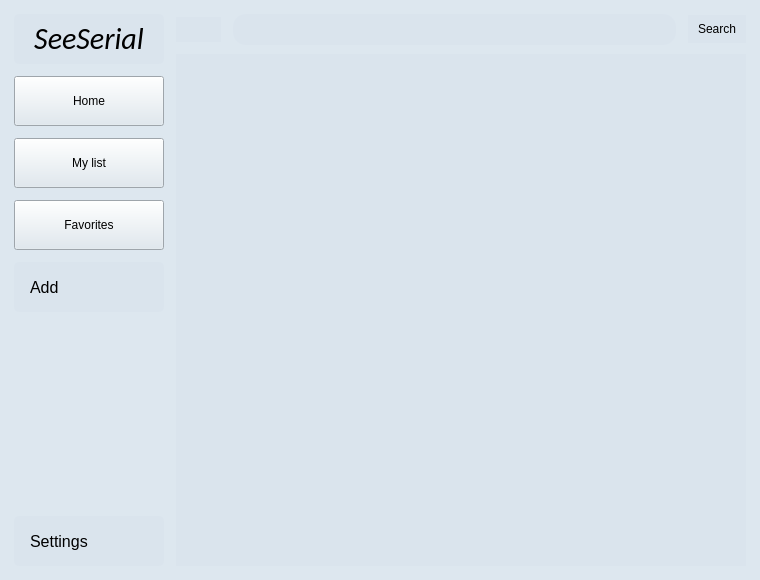
Before: the Qt Designer form ui/LaunchUi.ui in R0w0m/SeeSerial, drawn with Qt 5.
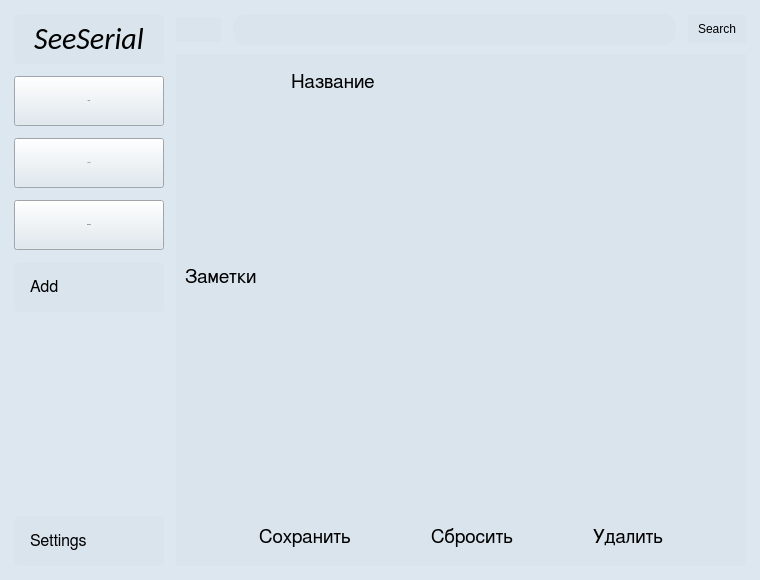
After: the same form once the commit is applied. Icons and pictures are not drawn.

Commit message: added settings to serials

```diff
--- a/ui/LaunchUi.ui
+++ b/ui/LaunchUi.ui
@@ -85,6 +85,12 @@
             <height>50</height>
            </size>
           </property>
+          <property name="font">
+           <font>
+            <family>FreeSans</family>
+            <pointsize>-1</pointsize>
+           </font>
+          </property>
           <property name="styleSheet">
            <string notr="true">QPushButton {
   background-color: rgb(218, 228, 237);
@@ -128,6 +134,14 @@
             <height>50</height>
            </size>
           </property>
+          <property name="font">
+           <font>
+            <family>FreeSans</family>
+            <pointsize>-1</pointsize>
+            <weight>50</weight>
+            <bold>false</bold>
+           </font>
+          </property>
           <property name="styleSheet">
            <string notr="true">QPushButton {
   background-color: rgb(218, 228, 237);
@@ -171,6 +185,12 @@
             <height>50</height>
            </size>
           </property>
+          <property name="font">
+           <font>
+            <family>FreeSans</family>
+            <pointsize>-1</pointsize>
+           </font>
+          </property>
           <property name="styleSheet">
            <string notr="true">QPushButton {
   background-color: rgb(218, 228, 237);
@@ -217,6 +237,12 @@
             <height>50</height>
            </size>
           </property>
+          <property name="font">
+           <font>
+            <family>FreeSans</family>
+            <pointsize>-1</pointsize>
+           </font>
+          </property>
           <property name="styleSheet">
            <string notr="true">QPushButton {
   background-color: rgb(218, 228, 237);
@@ -272,6 +298,12 @@
             <height>50</height>
            </size>
           </property>
+          <property name="font">
+           <font>
+            <family>FreeSans</family>
+            <pointsize>-1</pointsize>
+           </font>
+          </property>
           <property name="cursor">
            <cursorShape>ArrowCursor</cursorShape>
           </property>
@@ -434,7 +466,7 @@
 border-color: rgb(222, 221, 218);</string>
           </property>
           <property name="currentIndex">
-           <number>0</number>
+           <number>4</number>
           </property>
           <widget class="QWidget" name="main_page">
            <layout class="QGridLayout" name="gridLayout">
@@ -464,8 +496,8 @@
                 <rect>
                  <x>0</x>
                  <y>0</y>
-                 <width>566</width>
-                 <height>482</height>
+                 <width>100</width>
+                 <height>30</height>
                 </rect>
                </property>
               </widget>
@@ -586,6 +618,416 @@
             </item>
            </layout>
           </widget>
+          <widget class="QWidget" name="serSettingsPage">
+           <layout class="QVBoxLayout" name="verticalLayout_10">
+            <item>
+             <layout class="QHBoxLayout" name="horizontalLayout_10">
+              <property name="spacing">
+               <number>9</number>
+              </property>
+              <property name="leftMargin">
+               <number>9</number>
+              </property>
+              <property name="topMargin">
+               <number>9</number>
+              </property>
+              <property name="rightMargin">
+               <number>9</number>
+              </property>
+              <property name="bottomMargin">
+               <number>9</number>
+              </property>
+              <item>
+               <widget class="QWidget" name="prevSetWidget" native="true">
+                <property name="styleSheet">
+                 <string notr="true">
+border-radius: 10px;</string>
+                </property>
+                <layout class="QGridLayout" name="gridLayout_6">
+                 <property name="leftMargin">
+                  <number>0</number>
+                 </property>
+                 <property name="topMargin">
+                  <number>0</number>
+                 </property>
+                 <property name="rightMargin">
+                  <number>0</number>
+                 </property>
+                 <property name="bottomMargin">
+                  <number>0</number>
+                 </property>
+                 <item row="0" column="0">
+                  <layout class="QVBoxLayout" name="verticalLayout_6">
+                   <property name="bottomMargin">
+                    <number>9</number>
+                   </property>
+                   <item>
+                    <widget class="QLabel" name="prevImage">
+                     <property name="text">
+                      <string/>
+                     </property>
+                    </widget>
+                   </item>
+                   <item>
+                    <layout class="QHBoxLayout" name="horizontalLayout">
+                     <property name="leftMargin">
+                      <number>9</number>
+                     </property>
+                     <property name="rightMargin">
+                      <number>9</number>
+                     </property>
+                     <item>
+                      <widget class="QPushButton" name="chooseFileBut">
+                       <property name="styleSheet">
+                        <string notr="true">QPushButton {
+  background-color: rgb(218, 228, 237);
+  border: none;
+  border-radius: 5px;
+  color: black;
+  padding: 3px;
+}
+
+QPushButton:hover {
+  background-color: #fafafa;
+}
+
+QPushButton:pressed {
+  background-color: #eeeeee;
+}:w</string>
+                       </property>
+                       <property name="text">
+                        <string/>
+                       </property>
+                       <property name="icon">
+                        <iconset>
+                         <normaloff>media/image-redo.svg</normaloff>media/image-redo.svg</iconset>
+                       </property>
+                       <property name="iconSize">
+                        <size>
+                         <width>24</width>
+                         <height>24</height>
+                        </size>
+                       </property>
+                      </widget>
+                     </item>
+                     <item>
+                      <widget class="QPushButton" name="deletePrev">
+                       <property name="styleSheet">
+                        <string notr="true">QPushButton {
+  background-color: rgb(218, 228, 237);
+  border: none;
+  border-radius: 5px;
+  color: black;
+  padding: 3px;
+}
+
+QPushButton:hover {
+  background-color: #fafafa;
+}
+
+QPushButton:pressed {
+  background-color: #eeeeee;
+}:w</string>
+                       </property>
+                       <property name="text">
+                        <string/>
+                       </property>
+                       <property name="icon">
+                        <iconset>
+                         <normaloff>media/trash.png</normaloff>media/trash.png</iconset>
+                       </property>
+                       <property name="iconSize">
+                        <size>
+                         <width>24</width>
+                         <height>24</height>
+                        </size>
+                       </property>
+                      </widget>
+                     </item>
+                    </layout>
+                   </item>
+                  </layout>
+                 </item>
+                </layout>
+               </widget>
+              </item>
+              <item>
+               <layout class="QVBoxLayout" name="verticalLayout_11">
+                <item>
+                 <widget class="QLabel" name="label_5">
+                  <property name="font">
+                   <font>
+                    <family>FreeSans</family>
+                    <pointsize>14</pointsize>
+                   </font>
+                  </property>
+                  <property name="styleSheet">
+                   <string notr="true">color: black</string>
+                  </property>
+                  <property name="text">
+                   <string>Название</string>
+                  </property>
+                 </widget>
+                </item>
+                <item>
+                 <widget class="QLineEdit" name="serialNameLbl">
+                  <property name="styleSheet">
+                   <string notr="true">QLineEdit {
+  background-color: rgb(218, 228, 237);
+  border: none;
+  border-radius: 13px;
+  color: black;
+  font-size: 18px;
+  padding: 4px 10px;
+  text-align: left;
+}</string>
+                  </property>
+                 </widget>
+                </item>
+                <item>
+                 <spacer name="verticalSpacer_3">
+                  <property name="orientation">
+                   <enum>Qt::Vertical</enum>
+                  </property>
+                  <property name="sizeHint" stdset="0">
+                   <size>
+                    <width>20</width>
+                    <height>40</height>
+                   </size>
+                  </property>
+                 </spacer>
+                </item>
+               </layout>
+              </item>
+             </layout>
+            </item>
+            <item>
+             <widget class="QLabel" name="label_4">
+              <property name="font">
+               <font>
+                <family>FreeSans</family>
+                <pointsize>14</pointsize>
+               </font>
+              </property>
+              <property name="styleSheet">
+               <string notr="true">color: black</string>
+              </property>
+              <property name="text">
+               <string>Заметки</string>
+              </property>
+             </widget>
+            </item>
+            <item>
+             <widget class="QTextEdit" name="noteTextEdit">
+              <property name="styleSheet">
+               <string notr="true">color: black;
+padding: 5px;</string>
+              </property>
+             </widget>
+            </item>
+            <item>
+             <widget class="QLabel" name="label_6">
+              <property name="text">
+               <string/>
+              </property>
+             </widget>
+            </item>
+            <item>
+             <layout class="QHBoxLayout" name="horizontalLayout_5">
+              <item>
+               <spacer name="horizontalSpacer_2">
+                <property name="orientation">
+                 <enum>Qt::Horizontal</enum>
+                </property>
+                <property name="sizeHint" stdset="0">
+                 <size>
+                  <width>40</width>
+                  <height>20</height>
+                 </size>
+                </property>
+               </spacer>
+              </item>
+              <item>
+               <widget class="QPushButton" name="saveSerBt">
+                <property name="minimumSize">
+                 <size>
+                  <width>0</width>
+                  <height>40</height>
+                 </size>
+                </property>
+                <property name="font">
+                 <font>
+                  <family>FreeSans</family>
+                  <pointsize>14</pointsize>
+                 </font>
+                </property>
+                <property name="styleSheet">
+                 <string notr="true">QPushButton {
+  background-color: rgb(218, 228, 237);
+  border: none;
+  border-radius: 5px;
+  color: black;
+  padding: 3px;
+}
+
+QPushButton:hover {
+  background-color: #fafafa;
+}
+
+QPushButton:pressed {
+  background-color: #eeeeee;
+}:w</string>
+                </property>
+                <property name="text">
+                 <string>Сохранить</string>
+                </property>
+                <property name="icon">
+                 <iconset>
+                  <normaloff>media/save.svg</normaloff>media/save.svg</iconset>
+                </property>
+                <property name="iconSize">
+                 <size>
+                  <width>24</width>
+                  <height>24</height>
+                 </size>
+                </property>
+               </widget>
+              </item>
+              <item>
+               <spacer name="horizontalSpacer">
+                <property name="orientation">
+                 <enum>Qt::Horizontal</enum>
+                </property>
+                <property name="sizeHint" stdset="0">
+                 <size>
+                  <width>40</width>
+                  <height>20</height>
+                 </size>
+                </property>
+               </spacer>
+              </item>
+              <item>
+               <widget class="QPushButton" name="clearSerBt">
+                <property name="minimumSize">
+                 <size>
+                  <width>0</width>
+                  <height>40</height>
+                 </size>
+                </property>
+                <property name="font">
+                 <font>
+                  <family>FreeSans</family>
+                  <pointsize>14</pointsize>
+                 </font>
+                </property>
+                <property name="styleSheet">
+                 <string notr="true">QPushButton {
+  background-color: rgb(218, 228, 237);
+  border: none;
+  border-radius: 5px;
+  color: black;
+  padding: 3px;
+}
+
+QPushButton:hover {
+  background-color: #fafafa;
+}
+
+QPushButton:pressed {
+  background-color: #eeeeee;
+}:w</string>
+                </property>
+                <property name="text">
+                 <string>Сбросить</string>
+                </property>
+                <property name="icon">
+                 <iconset>
+                  <normaloff>media/clear.png</normaloff>media/clear.png</iconset>
+                </property>
+                <property name="iconSize">
+                 <size>
+                  <width>24</width>
+                  <height>24</height>
+                 </size>
+                </property>
+               </widget>
+              </item>
+              <item>
+               <spacer name="horizontalSpacer_4">
+                <property name="orientation">
+                 <enum>Qt::Horizontal</enum>
+                </property>
+                <property name="sizeHint" stdset="0">
+                 <size>
+                  <width>40</width>
+                  <height>20</height>
+                 </size>
+                </property>
+               </spacer>
+              </item>
+              <item>
+               <widget class="QPushButton" name="deleteSerBt">
+                <property name="minimumSize">
+                 <size>
+                  <width>0</width>
+                  <height>40</height>
+                 </size>
+                </property>
+                <property name="font">
+                 <font>
+                  <family>FreeSans</family>
+                  <pointsize>14</pointsize>
+                 </font>
+                </property>
+                <property name="styleSheet">
+                 <string notr="true">QPushButton {
+  background-color: rgb(218, 228, 237);
+  border: none;
+  border-radius: 5px;
+  color: black;
+  padding: 3px;
+}
+
+QPushButton:hover {
+  background-color: #fafafa;
+}
+
+QPushButton:pressed {
+  background-color: #eeeeee;
+}:w</string>
+                </property>
+                <property name="text">
+                 <string>Удалить</string>
+                </property>
+                <property name="icon">
+                 <iconset>
+                  <normaloff>media/trash.png</normaloff>media/trash.png</iconset>
+                </property>
+                <property name="iconSize">
+                 <size>
+                  <width>24</width>
+                  <height>24</height>
+                 </size>
+                </property>
+               </widget>
+              </item>
+              <item>
+               <spacer name="horizontalSpacer_3">
+                <property name="orientation">
+                 <enum>Qt::Horizontal</enum>
+                </property>
+                <property name="sizeHint" stdset="0">
+                 <size>
+                  <width>40</width>
+                  <height>20</height>
+                 </size>
+                </property>
+               </spacer>
+              </item>
+             </layout>
+            </item>
+           </layout>
+          </widget>
          </widget>
         </item>
        </layout>
```
Left out of the diff: 4 changed lines with no effect on the pictures. The commit also changes 15 other files.
